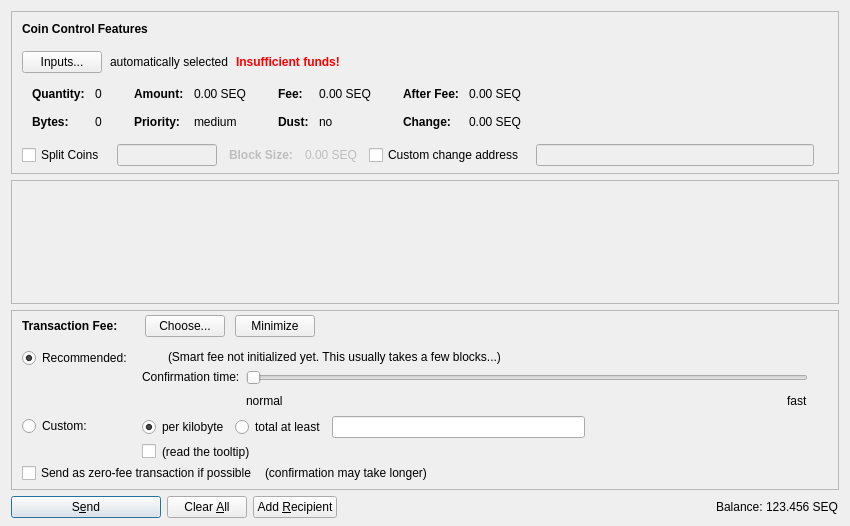
This is src/qt/forms/sendcoinsdialog.ui in duality-solutions/Sequence as Qt 5 draws it before an edit. The edited form follows.
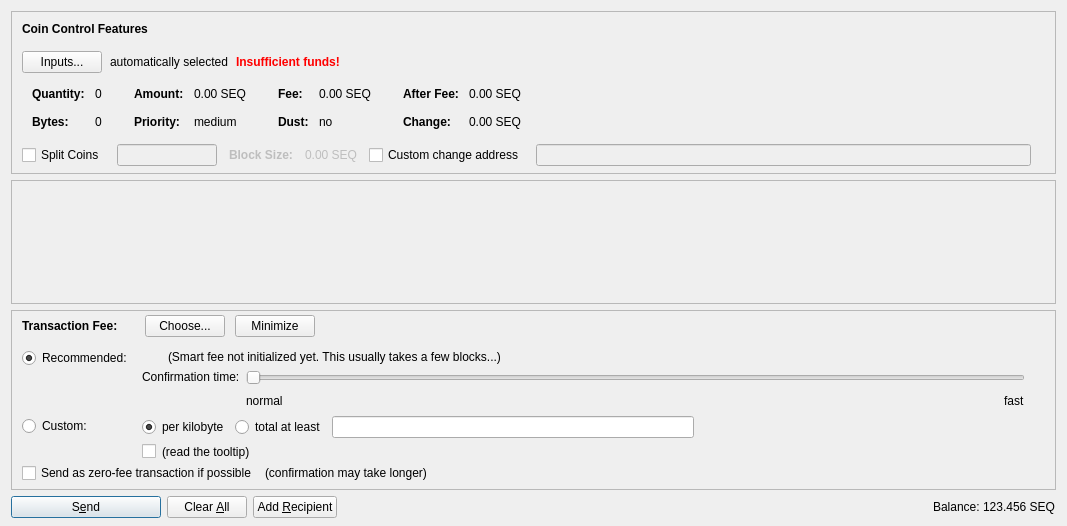
This is the edited form. Icons and pictures are not drawn. Custom widgets are drawn as their Qt base class.

Patch:
```diff
--- a/src/qt/forms/sendcoinsdialog.ui
+++ b/src/qt/forms/sendcoinsdialog.ui
@@ -6,7 +6,7 @@
    <rect>
     <x>0</x>
     <y>0</y>
-    <width>850</width>
+    <width>1067</width>
     <height>526</height>
    </rect>
   </property>
```
